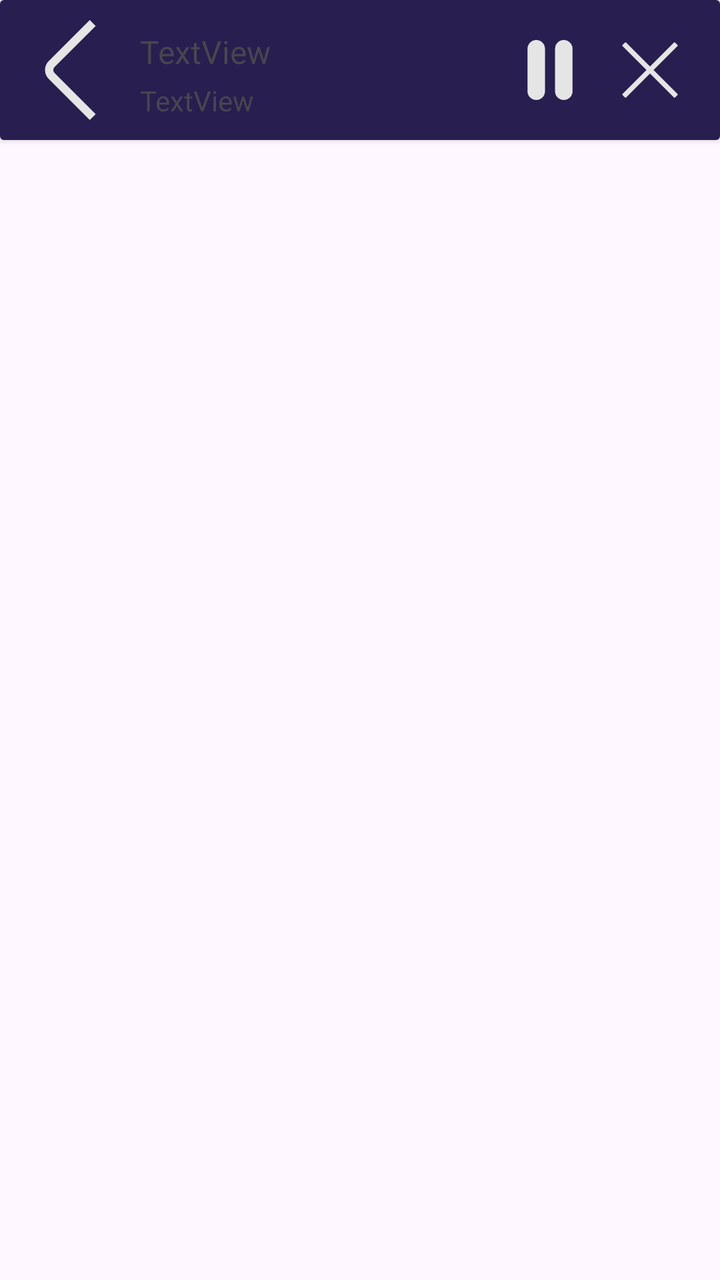
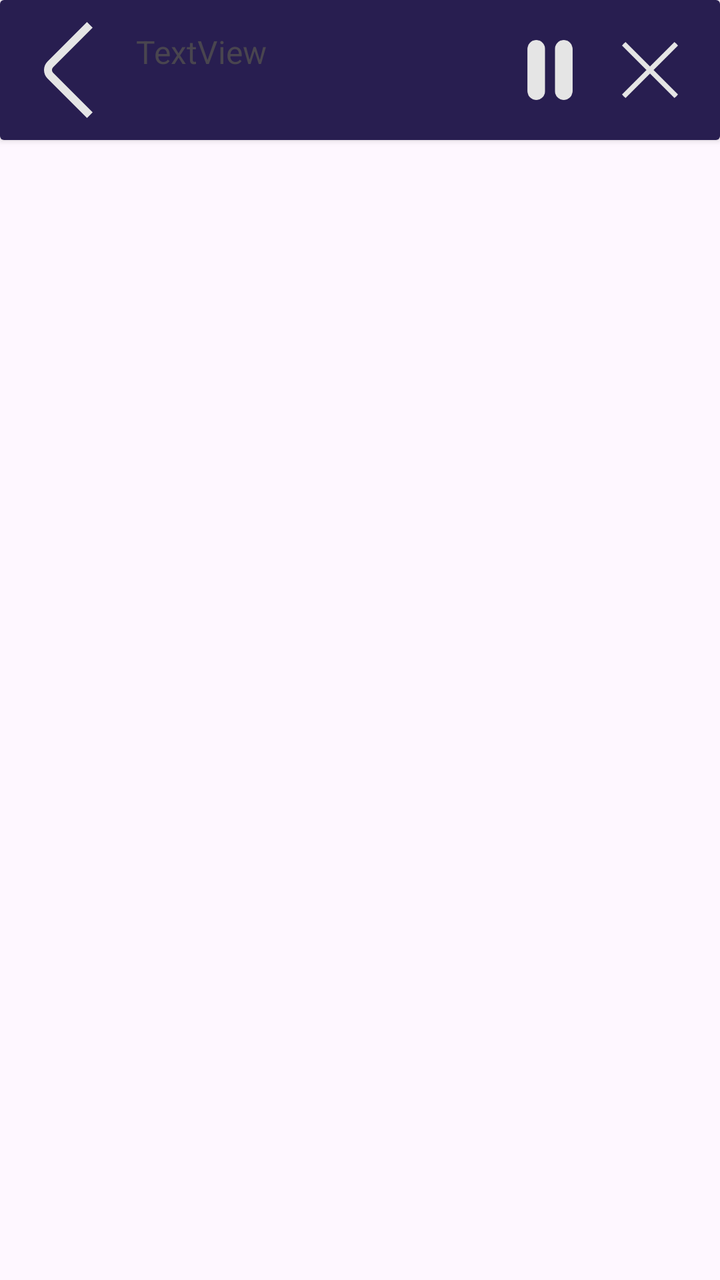

Compare the two renders of this Android layout. The source of the first and the diff that turns it into the second are given below.
<!-- AndroidManifest.xml: application theme Theme.WorldRadio -->
<!-- res/layout/fragment_collapsed_player.xml -->
<?xml version="1.0" encoding="utf-8"?>
<FrameLayout xmlns:android="http://schemas.android.com/apk/res/android"
    xmlns:app="http://schemas.android.com/apk/res-auto"
    xmlns:tools="http://schemas.android.com/tools"
    android:layout_width="match_parent"
    android:layout_height="match_parent"
    tools:context=".ui.fragments.player.CollapsedPlayerFragment">

    <androidx.cardview.widget.CardView
        android:id="@+id/bottomPlayer"
        android:layout_width="match_parent"
        android:layout_height="70dp">

        <androidx.constraintlayout.widget.ConstraintLayout
            android:layout_width="match_parent"
            android:layout_height="match_parent"
            android:background="@color/bottom_player">

            <ImageView
                android:id="@+id/bottom_player_logo"
                android:layout_width="50dp"
                android:layout_height="50dp"
                android:layout_marginStart="10dp"
                android:src="@drawable/back"
                app:layout_constraintBottom_toBottomOf="parent"
                app:layout_constraintStart_toStartOf="parent"
                app:layout_constraintTop_toTopOf="parent" />

            <TextView
                android:id="@+id/bottom_player_station"
                android:layout_width="0dp"
                android:layout_height="wrap_content"
                android:layout_marginStart="10dp"
                android:layout_marginTop="15dp"
                android:layout_marginEnd="10dp"
                android:text="TextView"
                android:textSize="16sp"
                app:layout_constraintEnd_toStartOf="@+id/bottom_player_play_pause"
                app:layout_constraintStart_toEndOf="@+id/bottom_player_logo"
                app:layout_constraintTop_toTopOf="parent" />

            <TextView
                android:id="@+id/bottom_player_track"
                android:layout_width="0dp"
                android:layout_height="wrap_content"
                android:layout_marginStart="10dp"
                android:layout_marginTop="4dp"
                android:layout_marginEnd="10dp"
                android:text="TextView"
                android:textSize="14sp"
                app:layout_constraintEnd_toStartOf="@+id/bottom_player_play_pause"
                app:layout_constraintStart_toEndOf="@+id/bottom_player_logo"
                app:layout_constraintTop_toBottomOf="@+id/bottom_player_station" />

            <ImageView
                android:id="@+id/bottom_player_play_pause"
                android:layout_width="wrap_content"
                android:layout_height="wrap_content"
                android:layout_marginEnd="60dp"
                android:padding="10dp"
                android:src="@drawable/pause"
                app:layout_constraintBottom_toBottomOf="parent"
                app:layout_constraintEnd_toEndOf="parent"
                app:layout_constraintTop_toTopOf="parent" />

            <ImageView
                android:id="@+id/bottom_player_stop"
                android:layout_width="wrap_content"
                android:layout_height="wrap_content"
                android:padding="10dp"
                android:src="@drawable/delete"
                app:layout_constraintBottom_toBottomOf="parent"
                app:layout_constraintStart_toEndOf="@+id/bottom_player_play_pause"
                app:layout_constraintTop_toTopOf="parent" />
        </androidx.constraintlayout.widget.ConstraintLayout>
    </androidx.cardview.widget.CardView>
</FrameLayout>
<!-- resources referenced by this layout -->
<resources>
  <color name="bottom_player">#281E50</color>
  <!-- drawable back (drawable) -->
  <vector xmlns:android="http://schemas.android.com/apk/res/android"
      android:width="30dp"
      android:height="30dp"
      android:viewportWidth="30"
      android:viewportHeight="30">
    <path
        android:pathData="M20.94,29.993L8.599,17.651C7.896,16.948 7.501,15.994 7.501,15C7.501,14.006 7.896,13.052 8.599,12.349L20.933,0.015L22.7,1.783L10.366,14.116C10.132,14.351 10,14.669 10,15C10,15.332 10.132,15.649 10.366,15.884L22.708,28.225L20.94,29.993Z"
        android:fillColor="#E5E5E5"/>
  </vector>
  <!-- drawable delete (drawable) -->
  <vector xmlns:android="http://schemas.android.com/apk/res/android" android:height="30dp" android:viewportHeight="24" android:viewportWidth="24" android:width="30dp">
        
      <group>
              
          <clip-path android:pathData="M5,0L19,0A5,5 0,0 1,24 5L24,19A5,5 0,0 1,19 24L5,24A5,5 0,0 1,0 19L0,5A5,5 0,0 1,5 0z"/>
              
          <path android:fillColor="#E5E5E5" android:pathData="M23.707,0.293C23.52,0.106 23.265,0 23,0C22.735,0 22.481,0.106 22.293,0.293L12,10.586L1.707,0.293C1.52,0.106 1.265,0 1,0C0.735,0 0.481,0.106 0.293,0.293C0.106,0.481 0,0.735 0,1C0,1.265 0.106,1.52 0.293,1.707L10.586,12L0.293,22.293C0.106,22.481 0,22.735 0,23C0,23.265 0.106,23.52 0.293,23.707C0.481,23.895 0.735,24 1,24C1.265,24 1.52,23.895 1.707,23.707L12,13.414L22.293,23.707C22.481,23.895 22.735,24 23,24C23.265,24 23.52,23.895 23.707,23.707C23.895,23.52 24,23.265 24,23C24,22.735 23.895,22.481 23.707,22.293L13.414,12L23.707,1.707C23.895,1.52 24,1.265 24,1C24,0.735 23.895,0.481 23.707,0.293Z"/>
            
      </group>
      
  </vector>
  <!-- drawable pause (drawable) -->
  <vector xmlns:android="http://schemas.android.com/apk/res/android"
      android:width="30dp"
      android:height="30dp"
      android:viewportWidth="30"
      android:viewportHeight="30">
    <group>
      <clip-path
          android:pathData="M0,0h30v30h-30z"/>
      <path
          android:pathData="M8.125,0C6.965,0 5.852,0.461 5.031,1.281C4.211,2.102 3.75,3.215 3.75,4.375V25.625C3.75,26.785 4.211,27.898 5.031,28.719C5.852,29.539 6.965,30 8.125,30C9.285,30 10.398,29.539 11.219,28.719C12.039,27.898 12.5,26.785 12.5,25.625V4.375C12.5,3.215 12.039,2.102 11.219,1.281C10.398,0.461 9.285,0 8.125,0Z"
          android:fillColor="#E5E5E5"/>
      <path
          android:pathData="M21.875,0C20.715,0 19.602,0.461 18.781,1.281C17.961,2.102 17.5,3.215 17.5,4.375V25.625C17.5,26.785 17.961,27.898 18.781,28.719C19.602,29.539 20.715,30 21.875,30C23.035,30 24.148,29.539 24.969,28.719C25.789,27.898 26.25,26.785 26.25,25.625V4.375C26.25,3.215 25.789,2.102 24.969,1.281C24.148,0.461 23.035,0 21.875,0Z"
          android:fillColor="#E5E5E5"/>
    </group>
  </vector>
  <style name="Theme.WorldRadio" parent="Base.Theme.WorldRadio" />
  <style name="Base.Theme.WorldRadio" parent="Theme.Material3.DayNight.NoActionBar">
          
          
      </style>
</resources>

<!-- the commit's change to res/layout/fragment_collapsed_player.xml (unified diff, before → after) -->
@@ -18,8 +18,10 @@
 
             <ImageView
                 android:id="@+id/bottom_player_logo"
-                android:layout_width="50dp"
-                android:layout_height="50dp"
+                android:layout_width="48dp"
+                android:layout_height="48dp"
+                android:layout_alignParentStart="true"
+                android:layout_centerVertical="true"
                 android:layout_marginStart="10dp"
                 android:src="@drawable/back"
                 app:layout_constraintBottom_toBottomOf="parent"
@@ -35,6 +37,12 @@
                 android:layout_marginEnd="10dp"
                 android:text="TextView"
                 android:textSize="16sp"
+                android:ellipsize="marquee"
+                android:focusable="true"
+                android:focusableInTouchMode="true"
+                android:marqueeRepeatLimit="marquee_forever"
+                android:scrollHorizontally="true"
+                android:singleLine="true"
                 app:layout_constraintEnd_toStartOf="@+id/bottom_player_play_pause"
                 app:layout_constraintStart_toEndOf="@+id/bottom_player_logo"
                 app:layout_constraintTop_toTopOf="parent" />
@@ -46,7 +54,12 @@
                 android:layout_marginStart="10dp"
                 android:layout_marginTop="4dp"
                 android:layout_marginEnd="10dp"
-                android:text="TextView"
+                android:ellipsize="marquee"
+                android:focusable="true"
+                android:focusableInTouchMode="true"
+                android:marqueeRepeatLimit="marquee_forever"
+                android:scrollHorizontally="true"
+                android:singleLine="true"
                 android:textSize="14sp"
                 app:layout_constraintEnd_toStartOf="@+id/bottom_player_play_pause"
                 app:layout_constraintStart_toEndOf="@+id/bottom_player_logo"
